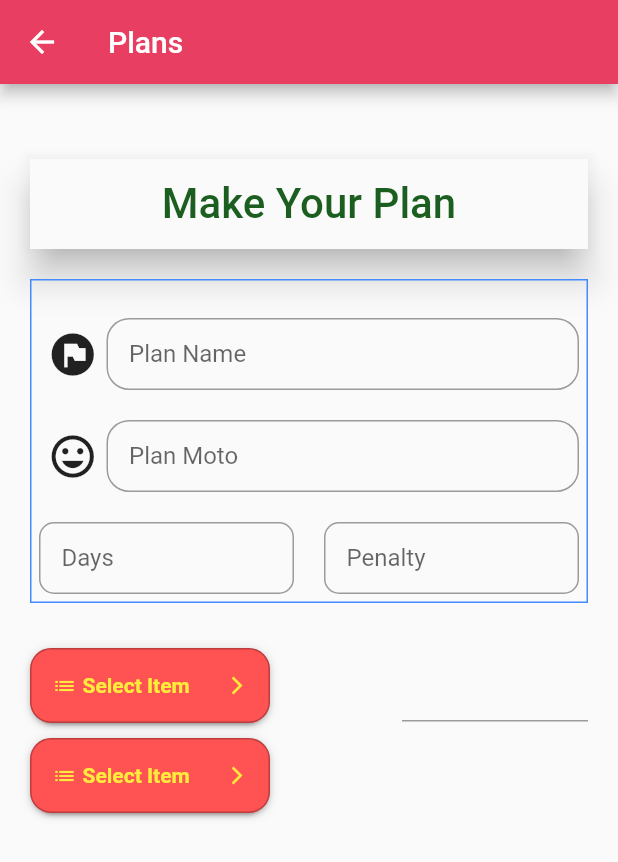
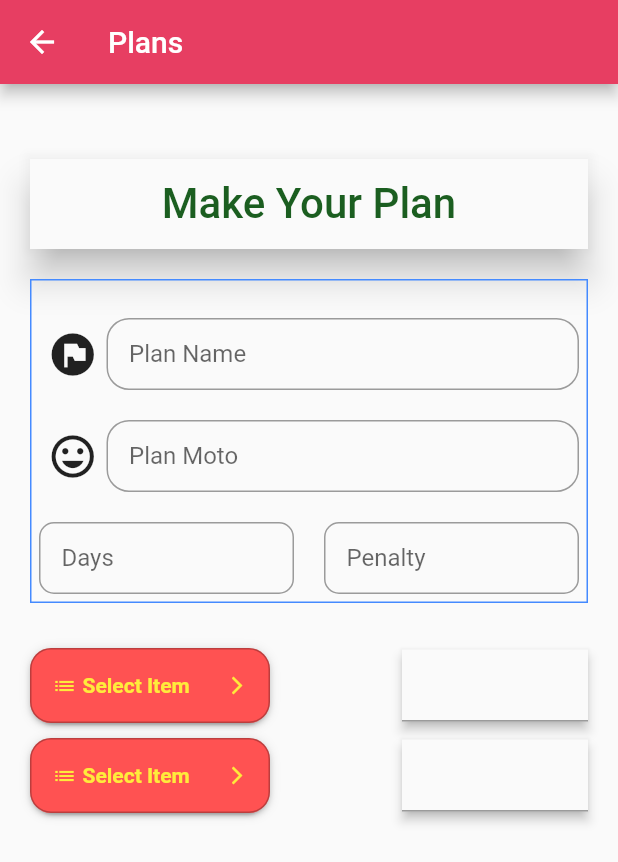
Before and after one commit to Uniquegaurav/hackathon_frontend, a Flutter app: the screen it shows after launch, after a tap on "Fitness", on a phone screen of 412 x 824 dp. Shown: the top 862 px of the screen. Run offline on Flutter 3.47's test engine with Material 2 defaults, Android fonts, the light colour scheme and no system bars; drawn by our look-alikes of dropdown_button2; our stand-ins replace get.

Commit message:
ui design in progress 3

```diff
--- a/lib/screens/home_screen/layout/home_screen_phone_layout.dart
+++ b/lib/screens/home_screen/layout/home_screen_phone_layout.dart
@@ -53,7 +53,8 @@ class _HomeScreenPhoneLayoutState extends State<HomeScreenPhoneLayout> {
           ),
         ],
       ),
-      body: Padding(
+      body: SingleChildScrollView(
+        child: Padding(
           padding: const EdgeInsets.all(20),
           child: Center(
               child: Column(
@@ -81,6 +82,7 @@ class _HomeScreenPhoneLayoutState extends State<HomeScreenPhoneLayout> {
               ),
         ),
     ),
+      ),
       bottomNavigationBar: BottomNavigationBar(
         backgroundColor: const Color.fromARGB(255, 255, 59, 99),
         items: const <BottomNavigationBarItem>[
--- a/lib/screens/plan_Screen/widgets/plan_form_widget.dart
+++ b/lib/screens/plan_Screen/widgets/plan_form_widget.dart
@@ -134,7 +134,7 @@ class PlanFormWidget extends StatelessWidget {
                           child: PlanSelectForm()),
                       Expanded(
                           flex: 3,
-                          child: TextFormField()
+                          child: Material(elevation : 3,child: TextFormField())
                       ),
 
                     ],
@@ -143,8 +143,12 @@ class PlanFormWidget extends StatelessWidget {
                     height: 10,
                   ),
                   Row(
-                    children: const [
-                      PlanSelectForm(),
+                    children:  [
+                      const Expanded(flex: 6,child: PlanSelectForm()),
+                      Expanded(
+                          flex: 3,
+                          child: Material(elevation : 3,child: TextFormField())
+                      ),
                     ],
                   )
                 ]
```
Lines whose indentation alone changed are shown as unchanged.
